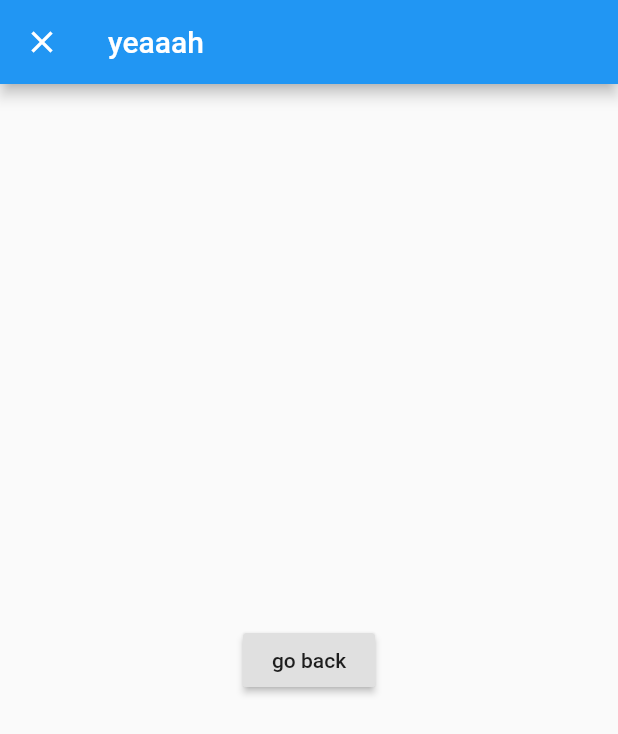
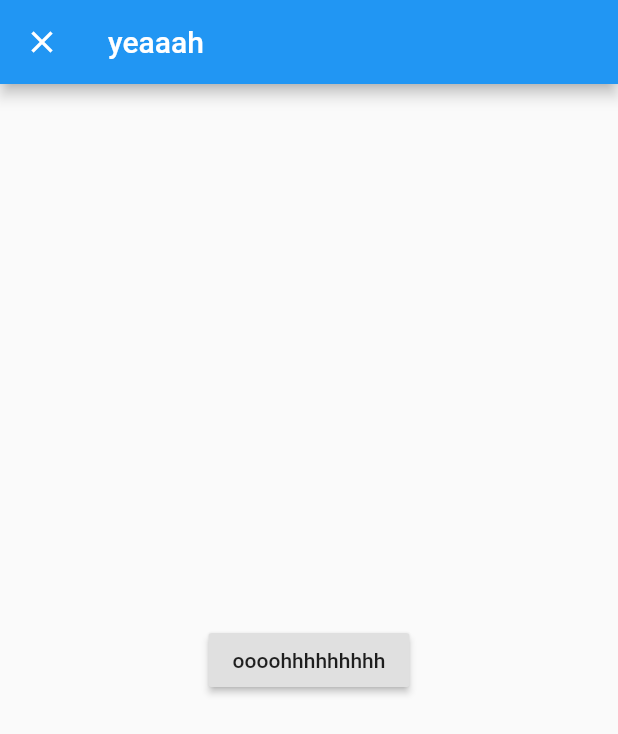
Before and after one commit to Tecco/flutter-app-first, a Flutter app: the screen it shows after launch, after a tap on "Go to Next", on a phone screen of 412 x 824 dp. Shown: the top 734 px of the screen. Run offline on Flutter 3.47's test engine with Material 2 defaults, Android fonts, the phone set to English and light mode, and no system bars.

Commit message:
Pass data

```diff
--- a/lib/main.dart
+++ b/lib/main.dart
@@ -110,7 +110,7 @@ class _MyHomePageState extends State<MyHomePage> {
                   context,
                   MaterialPageRoute(
                       builder: (context) {
-                        return SecondPage();
+                        return SecondPage('oooohhhhhhhhh');
                       },
                       fullscreenDialog: true),
                 );
@@ -130,6 +130,10 @@ class _MyHomePageState extends State<MyHomePage> {
 }
 
 class SecondPage extends StatelessWidget {
+  final String firstText;
+
+  SecondPage(this.firstText);
+
   Widget build(BuildContext context) {
     return Scaffold(
       appBar: AppBar(title: const Text('yeaaah')),
@@ -138,7 +142,7 @@ class SecondPage extends StatelessWidget {
           onPressed: () {
             Navigator.pop(context);
           },
-          child: Text('go back'),
+          child: Text(firstText),
         ),
       ),
     );
```
